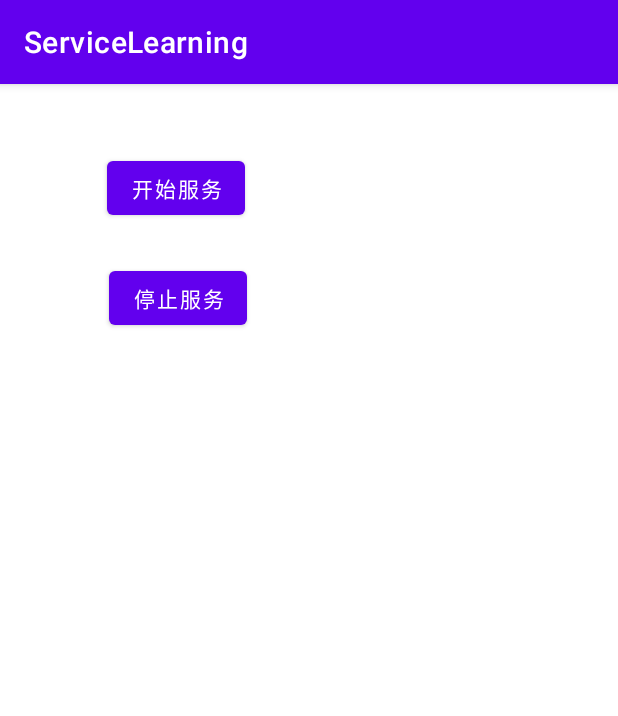
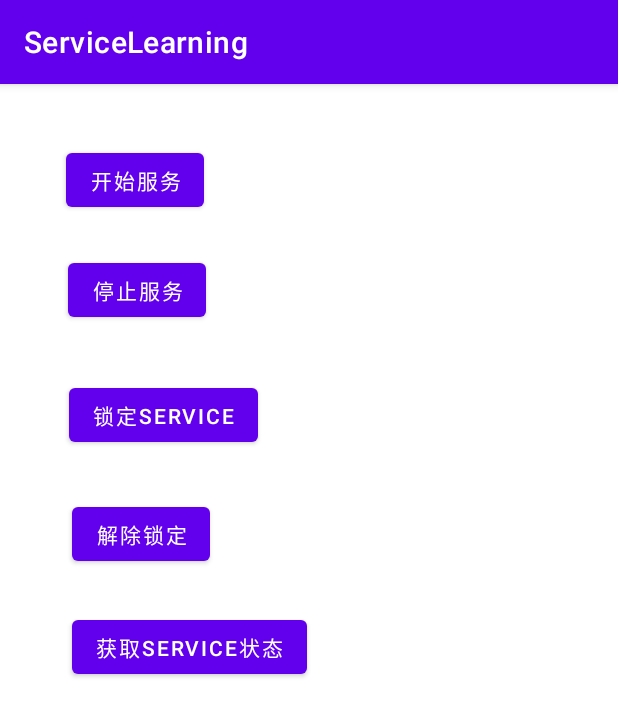
Before and after one commit to hicqc/Android-Learning, an Android app: the screen it shows after launch (MainActivity), on a phone screen of 412 x 824 dp. Shown: the top 716 px of the screen. Run offline under Robolectric (Android 15) with nearby library versions, the phone set to English and light mode, and no system bars.

Commit message:
service test

```diff
--- a/servicelearning/src/main/AndroidManifest.xml
+++ b/servicelearning/src/main/AndroidManifest.xml
@@ -26,6 +26,12 @@
                 <action android:name="com.jay.example.service.TEST_SERVICE1"/>
             </intent-filter>
         </service>
+
+        <service android:name=".TestService2" android:exported="false">
+            <intent-filter>
+                <action android:name="com.jay.example.service.TEST_SERVICE2"/>
+            </intent-filter>
+        </service>
     </application>
 
 </manifest>
--- a/servicelearning/src/main/java/com/cqc/servicelearning/MainActivity.java
+++ b/servicelearning/src/main/java/com/cqc/servicelearning/MainActivity.java
@@ -2,17 +2,43 @@ package com.cqc.servicelearning;
 
 import androidx.appcompat.app.AppCompatActivity;
 
+import android.app.Service;
+import android.content.ComponentName;
 import android.content.Intent;
+import android.content.ServiceConnection;
 import android.os.Bundle;
+import android.os.IBinder;
 import android.util.Log;
 import android.view.View;
 import android.widget.Button;
+import android.widget.Toast;
 
 public class MainActivity extends AppCompatActivity {
     private final String TAG = "MainActivity";
 
     private Button start;
     private Button stop;
+    private Button btnbind;
+    private Button btncancel;
+    private Button btnstatus;
+
+    //保持所启动的Service的IBinder对象,同时定义一个ServiceConnection对象
+    TestService2.MyBinder binder;
+    private ServiceConnection conn = new ServiceConnection() {
+
+        //Activity与Service断开连接时回调该方法
+        @Override
+        public void onServiceDisconnected(ComponentName name) {
+            System.out.println("------Service DisConnected-------");
+        }
+
+        //Activity与Service连接成功时回调该方法
+        @Override
+        public void onServiceConnected(ComponentName name, IBinder service) {
+            System.out.println("------Service Connected-------");
+            binder = (TestService2.MyBinder) service;
+        }
+    };
 
     @Override
     protected void onCreate(Bundle savedInstanceState) {
@@ -20,15 +46,52 @@ public class MainActivity extends AppCompatActivity {
         super.onCreate(savedInstanceState);
         setContentView(R.layout.activity_main);
 
+        testStartService();
+
+        testBindService();
+    }
+
+    private void testBindService() {
+
+        btnbind = findViewById(R.id.button_bind);
+        btncancel =  findViewById(R.id.button_cance);
+        btnstatus  = findViewById(R.id.button_getstatus);
+        final Intent intent = new Intent();
+        intent.setAction("com.jay.example.service.TEST_SERVICE2");
+        btnbind.setOnClickListener(new View.OnClickListener() {
+            @Override
+            public void onClick(View v) {
+                //绑定service
+                bindService(intent, conn, Service.BIND_AUTO_CREATE);
+            }
+        });
+
+        btncancel.setOnClickListener(new View.OnClickListener() {
+            @Override
+            public void onClick(View v) {
+                //解除service绑定
+                unbindService(conn);
+            }
+        });
+
+        btnstatus.setOnClickListener(new View.OnClickListener() {
+            @Override
+            public void onClick(View v) {
+                Toast.makeText(getApplicationContext(), "Service的count的值为:"
+                        + binder.getCount(), Toast.LENGTH_SHORT).show();
+            }
+        });
+    }
+
+
+
+    private void testStartService() {
+        start = findViewById(R.id.button_start);
+        stop = findViewById(R.id.button_stop);
+
         Intent intent = new Intent();
         intent.setAction("com.jay.example.service.TEST_SERVICE1");
         intent.setPackage(getPackageName());
-
-        start = findViewById(R.id.button_start);
-        stop = findViewById(R.id.button_stop);
-
-
-
 
         start.setOnClickListener(new View.OnClickListener() {
             @Override
--- a/servicelearning/src/main/res/layout/activity_main.xml
+++ b/servicelearning/src/main/res/layout/activity_main.xml
@@ -10,8 +10,8 @@
         android:id="@+id/button_start"
         android:layout_width="wrap_content"
         android:layout_height="wrap_content"
-        android:layout_marginStart="71dp"
-        android:layout_marginTop="45dp"
+        android:layout_marginStart="44dp"
+        android:layout_marginTop="40dp"
         android:text="开始服务"
         app:layout_constraintStart_toStartOf="parent"
         app:layout_constraintTop_toTopOf="parent" />
@@ -26,4 +26,33 @@
         app:layout_constraintStart_toStartOf="@+id/button_start"
         app:layout_constraintTop_toBottomOf="@+id/button_start" />
 
+    <Button
+        android:id="@+id/button_bind"
+        android:layout_width="wrap_content"
+        android:layout_height="wrap_content"
+        android:layout_marginStart="46dp"
+        android:layout_marginTop="35dp"
+        android:text="锁定service"
+        app:layout_constraintStart_toStartOf="parent"
+        app:layout_constraintTop_toBottomOf="@+id/button_stop" />
+
+    <Button
+        android:id="@+id/button_cance"
+        android:layout_width="wrap_content"
+        android:layout_height="wrap_content"
+        android:layout_marginStart="2dp"
+        android:layout_marginTop="31dp"
+        android:text="解除锁定"
+        app:layout_constraintStart_toStartOf="@+id/button_bind"
+        app:layout_constraintTop_toBottomOf="@+id/button_bind" />
+
+    <Button
+        android:id="@+id/button_getstatus"
+        android:layout_width="wrap_content"
+        android:layout_height="wrap_content"
+        android:layout_marginTop="27dp"
+        android:text="获取service状态"
+        app:layout_constraintStart_toStartOf="@+id/button_cance"
+        app:layout_constraintTop_toBottomOf="@+id/button_cance" />
+
 </androidx.constraintlayout.widget.ConstraintLayout>
```
Also changed, not shown: servicelearning/src/main/java/com/cqc/servicelearning/TestService2.java (+71 -1 lines).
